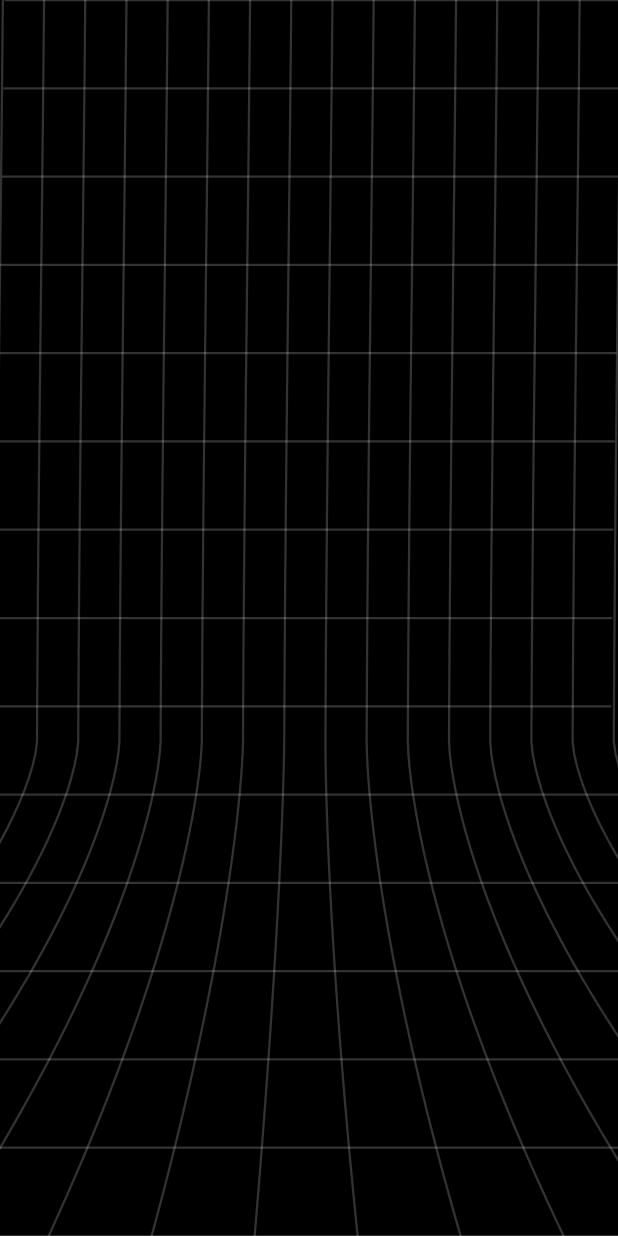
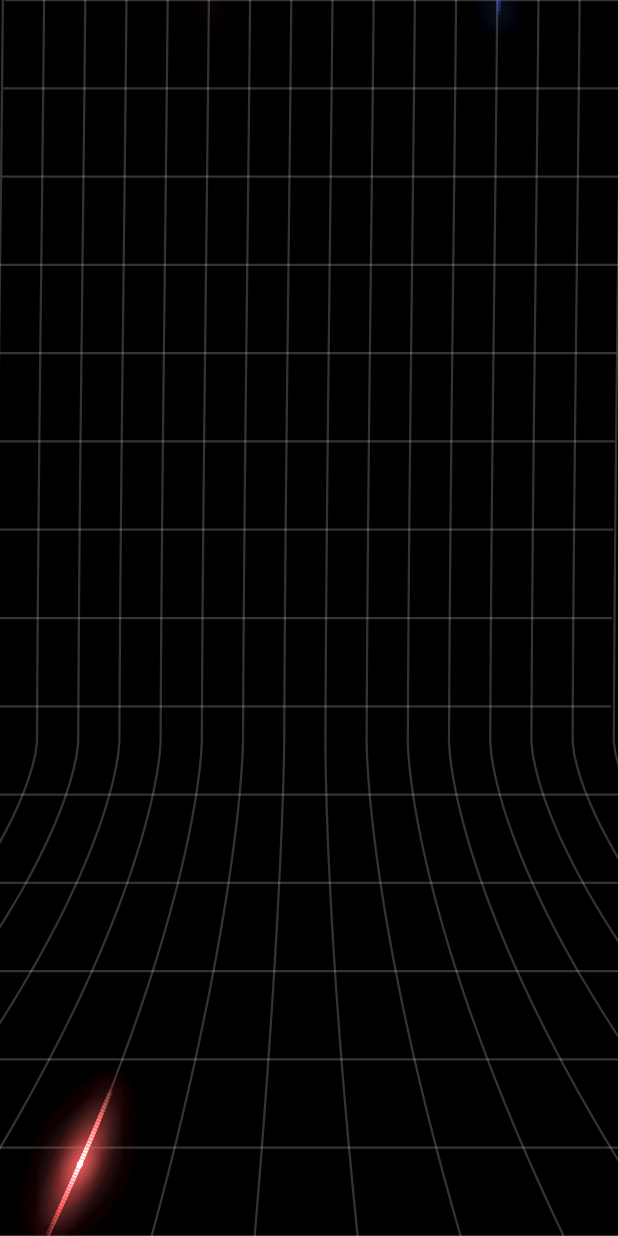
Before and after one commit to nayan1306/lazer-elements-flutter, a Flutter app: the screen it shows after launch, on a phone screen of 412 x 824 dp. Run offline on Flutter 3.47's test engine with Material 3 defaults, Android fonts, the phone set to English and light mode, and no system bars; missing offline and left inert: model_viewer_plus.

Commit message:
Feat: Introduce laser animation effects in Section3. Implemented alternating laser firing with dynamic line selection, enhancing visual interactivity. Added a new _LaserWidget for rendering laser paths, improving the overall user experience.

```diff
--- a/lib/sections/section_3.dart
+++ b/lib/sections/section_3.dart
@@ -1,5 +1,6 @@
 import 'dart:math' as math;
 import 'package:flutter/material.dart';
+import 'package:lazer_widgets/box/widgets/lazer_path_follower_widget.dart';
 
 class Section3 extends StatefulWidget {
   const Section3({super.key});
@@ -11,6 +12,10 @@ class Section3 extends StatefulWidget {
 class _Section3State extends State<Section3>
     with SingleTickerProviderStateMixin {
   late AnimationController _controller;
+  int _laser1Key = 0;
+  int _laser2Key = 0;
+  int? _laser1LineIndex;
+  int? _laser2LineIndex;
 
   @override
   void initState() {
@@ -19,6 +24,41 @@ class _Section3State extends State<Section3>
       vsync: this,
       duration: const Duration(seconds: 20),
     )..repeat();
+
+    // Start firing lasers alternately
+    Future.delayed(Duration.zero, () => _fireLaser1());
+  }
+
+  void _fireLaser1() {
+    if (!mounted) return;
+    setState(() {
+      _laser1Key++;
+      _laser1LineIndex = _getNewLineIndex(avoidingLine: _laser2LineIndex);
+    });
+    // After 4 seconds (laser duration), fire laser 2
+    Future.delayed(const Duration(seconds: 4), _fireLaser2);
+  }
+
+  void _fireLaser2() {
+    if (!mounted) return;
+    setState(() {
+      _laser2Key++;
+      _laser2LineIndex = _getNewLineIndex(avoidingLine: _laser1LineIndex);
+    });
+    // After 4 seconds (laser duration), fire laser 1
+    Future.delayed(const Duration(seconds: 4), _fireLaser1);
+  }
+
+  int _getNewLineIndex({int? avoidingLine}) {
+    final random = math.Random();
+    final totalLines = 16; // verticalLines + 1 (0 to 15)
+
+    int newLine;
+    do {
+      newLine = random.nextInt(totalLines);
+    } while (newLine == avoidingLine);
+
+    return newLine;
   }
 
   @override
@@ -31,7 +71,10 @@ class _Section3State extends State<Section3>
   Widget build(BuildContext context) {
     return Scaffold(
       backgroundColor: const Color.fromARGB(255, 0, 0, 0),
-      body: AnimatedBuilder(
+      body: Stack(
+        children: [
+          // Grid background
+          AnimatedBuilder(
             animation: _controller,
             builder: (context, child) {
               return CustomPaint(
@@ -40,6 +83,129 @@ class _Section3State extends State<Section3>
               );
             },
           ),
+          // Laser 1
+          if (_laser1LineIndex != null)
+            Positioned.fill(
+              key: Key('laser1_$_laser1Key'),
+              child: IgnorePointer(
+                child: _LaserWidget(
+                  lineIndex: _laser1LineIndex!,
+                  gridAnimationValue: _controller.value,
+                  color: const Color.fromARGB(255, 110, 161, 255),
+                  coreColors: const [
+                    Color.fromARGB(255, 110, 161, 255),
+                    Color.fromARGB(255, 70, 57, 255),
+                  ],
+                ),
+              ),
+            ),
+          // Laser 2
+          if (_laser2LineIndex != null)
+            Positioned.fill(
+              key: Key('laser2_$_laser2Key'),
+              child: IgnorePointer(
+                child: _LaserWidget(
+                  lineIndex: _laser2LineIndex!,
+                  gridAnimationValue: _controller.value,
+                  color: const Color.fromARGB(255, 255, 100, 100),
+                  coreColors: const [
+                    Color.fromARGB(255, 255, 150, 150),
+                    Color.fromARGB(255, 255, 50, 50),
+                  ],
+                ),
+              ),
+            ),
+        ],
+      ),
+    );
+  }
+}
+
+class _LaserWidget extends StatelessWidget {
+  final int lineIndex;
+  final double gridAnimationValue;
+  final Color color;
+  final List<Color> coreColors;
+
+  const _LaserWidget({
+    required this.lineIndex,
+    required this.gridAnimationValue,
+    required this.color,
+    required this.coreColors,
+  });
+
+  @override
+  Widget build(BuildContext context) {
+    return LayoutBuilder(
+      builder: (context, constraints) {
+        final width = constraints.maxWidth;
+        final height = constraints.maxHeight;
+
+        // Grid parameters (same as in _CurvedGridPainter)
+        const int verticalLines = 15;
+        const double flatEndRatio = 0.6;
+        const double topWidthRatio = 1.0;
+        const double bottomWidthRatio = 2.5;
+        const double curveControl = 1.5;
+
+        final centerX = width / 2;
+        final flatEndY = height * flatEndRatio;
+
+        // Use the specified line index
+        final t = lineIndex / verticalLines;
+        final adjustedT = t - 0.5;
+
+        return LazerPathFollowerWidget(
+          pathBuilder: (Size size) {
+            // Generate path following the EXACT same vertical line as grid
+            final path = Path();
+            final segments = 100;
+            bool first = true;
+
+            for (int j = 0; j <= segments; j++) {
+              final yT = j / segments; // 0 to 1 from top to bottom
+              final y = size.height * yT;
+
+              // Calculate width at this height (exact same calculation as grid)
+              double currentWidthRatio;
+              if (y <= flatEndY) {
+                currentWidthRatio = topWidthRatio;
+              } else {
+                final curvedProgress =
+                    (y - flatEndY) / (size.height - flatEndY);
+                final curveAmount = math.pow(curvedProgress, curveControl);
+                currentWidthRatio =
+                    topWidthRatio +
+                    (bottomWidthRatio - topWidthRatio) * curveAmount;
+              }
+
+              // Calculate x position (exact same calculation as grid)
+              final lineWidth = size.width * currentWidthRatio;
+              final halfWidth = lineWidth / 2;
+              final baseX = centerX + (adjustedT * halfWidth * 2);
+
+              // Add sway (exact same calculation as grid)
+              final sway =
+                  math.sin(gridAnimationValue * 2 * math.pi + yT * math.pi) * 3;
+              final x = baseX + sway;
+
+              if (first) {
+                path.moveTo(x, y);
+                first = false;
+              } else {
+                path.lineTo(x, y);
+              }
+            }
+
+            return path;
+          },
+          color: color,
+          coreColors: coreColors,
+          thickness: 3,
+          duration: const Duration(seconds: 4),
+          showBasePath: false,
+        );
+      },
     );
   }
 }
```
Lines whose indentation alone changed are shown as unchanged.
